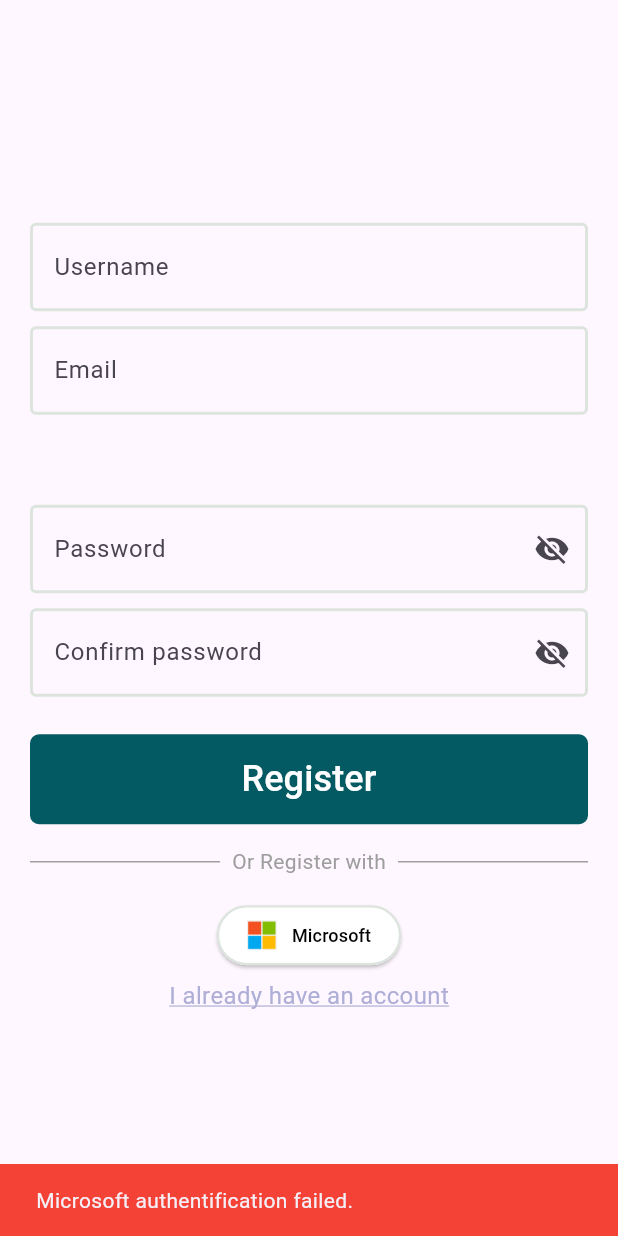
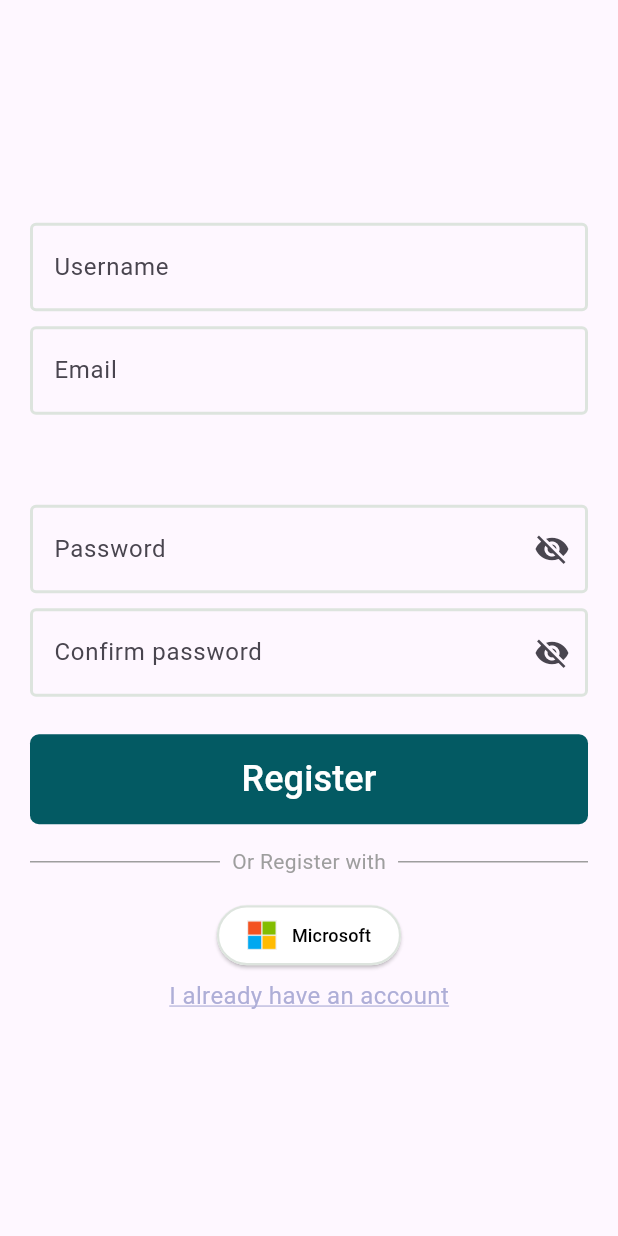
Before and after one commit to ASM-Studios/AREA, a Flutter app: the RegisterPage screen opened by its route, after a tap on "Microsoft", on a phone screen of 412 x 824 dp. Run offline on Flutter 3.47's test engine with Material 3 defaults, Android fonts, the phone set to English and light mode, and no system bars; our stand-ins replace flutter_dotenv, flutter_secure_storage, go_router, google_sign_in; missing offline and left inert: aad_oauth, flutter_appauth, flutter_web_auth; accounts and stored records are empty; Roboto replaces fonts that are missing (CoolveticaCondensed, MulishSemiBold).

Commit message:
fix(microsoft): unexpected behavior when oauth failed (for register page this time)

```diff
--- a/client_mobile/lib/pages/auth/register.dart
+++ b/client_mobile/lib/pages/auth/register.dart
@@ -45,20 +45,7 @@ class _RegisterPageState extends State<RegisterPage> {
       }
 
       if (isRegistered) {
-          ScaffoldMessenger.of(context).showSnackBar(
-            const SnackBar(
-              content: Text("Microsoft link avec succès !"),
-              backgroundColor: Colors.black,
-            ),
-          );
           context.pushReplacement("/dashboard");
-      } else {
-        ScaffoldMessenger.of(context).showSnackBar(
-          const SnackBar(
-            content: Text("Microsoft authentification failed."),
-            backgroundColor: Colors.red,
-          ),
-        );
       }
       isLoggingViaOauth = false;
     }
```
